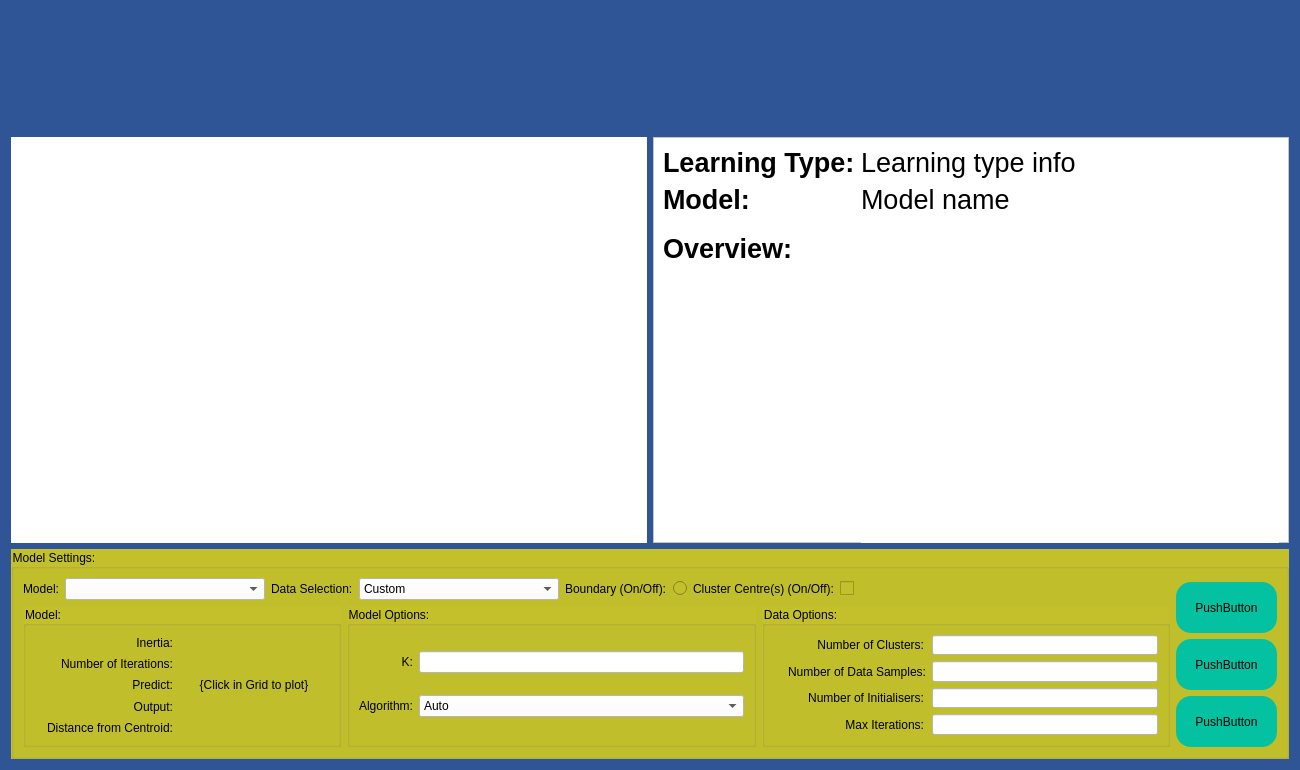
Old version of the form Additional Content/QT Designer Screens/freeplayscreenupdatev2_km_custom.ui in the repository codingWithAndy/Thesis_Project.
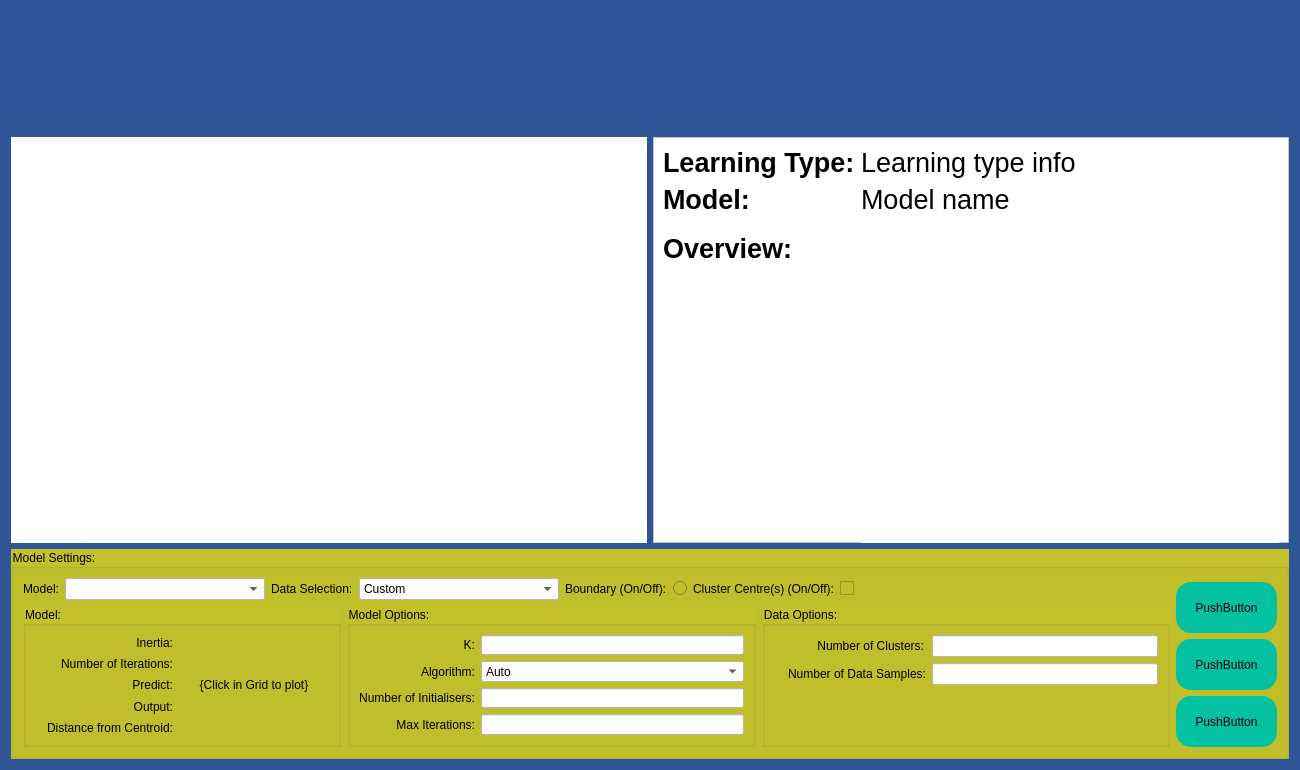
New version of the form. Icons and pictures are not drawn.

Diff of the .ui file:
```diff
--- a/Additional Content/QT Designer Screens/freeplayscreenupdatev2_km_custom.ui
+++ b/Additional Content/QT Designer Screens/freeplayscreenupdatev2_km_custom.ui
@@ -702,10 +702,13 @@
                  <property name="styleSheet">
                   <string notr="true">background-color: white;</string>
                  </property>
+                 <property name="clearButtonEnabled">
+                  <bool>true</bool>
+                 </property>
                 </widget>
                </item>
-               <item row="1" column="0">
-                <widget class="QLabel" name="algorithmLabel">
+               <item row="2" column="1">
+                <widget class="QLineEdit" name="noOfInitialisersLineEdit">
                  <property name="minimumSize">
                   <size>
                    <width>0</width>
@@ -718,14 +721,20 @@
                    <height>15</height>
                   </size>
                  </property>
+                 <property name="maximumSize">
+                  <size>
+                   <width>16777215</width>
+                   <height>16777215</height>
+                  </size>
+                 </property>
+                 <property name="focusPolicy">
+                  <enum>Qt::ClickFocus</enum>
+                 </property>
                  <property name="styleSheet">
-                  <string notr="true">background-color: rgba(0,0,0,0%);</string>
+                  <string notr="true">background-color: white;</string>
                  </property>
-                 <property name="text">
-                  <string>Algorithm:</string>
-                 </property>
-                 <property name="alignment">
-                  <set>Qt::AlignRight|Qt::AlignTrailing|Qt::AlignVCenter</set>
+                 <property name="clearButtonEnabled">
+                  <bool>true</bool>
                  </property>
                 </widget>
                </item>
@@ -764,6 +773,106 @@
                  </item>
                 </widget>
                </item>
+               <item row="1" column="0">
+                <widget class="QLabel" name="algorithmLabel">
+                 <property name="minimumSize">
+                  <size>
+                   <width>0</width>
+                   <height>15</height>
+                  </size>
+                 </property>
+                 <property name="maximumSize">
+                  <size>
+                   <width>150</width>
+                   <height>15</height>
+                  </size>
+                 </property>
+                 <property name="styleSheet">
+                  <string notr="true">background-color: rgba(0,0,0,0%);</string>
+                 </property>
+                 <property name="text">
+                  <string>Algorithm:</string>
+                 </property>
+                 <property name="alignment">
+                  <set>Qt::AlignRight|Qt::AlignTrailing|Qt::AlignVCenter</set>
+                 </property>
+                </widget>
+               </item>
+               <item row="2" column="0">
+                <widget class="QLabel" name="noOfInitialisersLabel">
+                 <property name="minimumSize">
+                  <size>
+                   <width>0</width>
+                   <height>15</height>
+                  </size>
+                 </property>
+                 <property name="maximumSize">
+                  <size>
+                   <width>150</width>
+                   <height>16777215</height>
+                  </size>
+                 </property>
+                 <property name="styleSheet">
+                  <string notr="true">background-color: rgba(0,0,0,0%);</string>
+                 </property>
+                 <property name="text">
+                  <string>Number of Initialisers:</string>
+                 </property>
+                 <property name="alignment">
+                  <set>Qt::AlignRight|Qt::AlignTrailing|Qt::AlignVCenter</set>
+                 </property>
+                </widget>
+               </item>
+               <item row="3" column="0">
+                <widget class="QLabel" name="maxIterationsLabel">
+                 <property name="minimumSize">
+                  <size>
+                   <width>0</width>
+                   <height>15</height>
+                  </size>
+                 </property>
+                 <property name="maximumSize">
+                  <size>
+                   <width>150</width>
+                   <height>16777215</height>
+                  </size>
+                 </property>
+                 <property name="styleSheet">
+                  <string notr="true">background-color: rgba(0,0,0,0%);</string>
+                 </property>
+                 <property name="text">
+                  <string>Max Iterations:</string>
+                 </property>
+                 <property name="alignment">
+                  <set>Qt::AlignRight|Qt::AlignTrailing|Qt::AlignVCenter</set>
+                 </property>
+                </widget>
+               </item>
+               <item row="3" column="1">
+                <widget class="QLineEdit" name="maxIterationsLineEdit">
+                 <property name="minimumSize">
+                  <size>
+                   <width>150</width>
+                   <height>15</height>
+                  </size>
+                 </property>
+                 <property name="maximumSize">
+                  <size>
+                   <width>16777215</width>
+                   <height>16777215</height>
+                  </size>
+                 </property>
+                 <property name="focusPolicy">
+                  <enum>Qt::ClickFocus</enum>
+                 </property>
+                 <property name="styleSheet">
+                  <string notr="true">background-color: white;</string>
+                 </property>
+                 <property name="clearButtonEnabled">
+                  <bool>true</bool>
+                 </property>
+                </widget>
+               </item>
               </layout>
              </widget>
             </item>
@@ -810,31 +919,6 @@
                  </property>
                 </widget>
                </item>
-               <item row="3" column="0">
-                <widget class="QLabel" name="maxIterationsLabel">
-                 <property name="minimumSize">
-                  <size>
-                   <width>0</width>
-                   <height>15</height>
-                  </size>
-                 </property>
-                 <property name="maximumSize">
-                  <size>
-                   <width>150</width>
-                   <height>16777215</height>
-                  </size>
-                 </property>
-                 <property name="styleSheet">
-                  <string notr="true">background-color: rgba(0,0,0,0%);</string>
-                 </property>
-                 <property name="text">
-                  <string>Max Iterations:</string>
-                 </property>
-                 <property name="alignment">
-                  <set>Qt::AlignRight|Qt::AlignTrailing|Qt::AlignVCenter</set>
-                 </property>
-                </widget>
-               </item>
                <item row="0" column="0">
                 <widget class="QLabel" name="noOfClustersLabel">
                  <property name="minimumSize">
@@ -860,75 +944,6 @@
                  </property>
                 </widget>
                </item>
-               <item row="3" column="1">
-                <widget class="QLineEdit" name="maxIterationsLineEdit">
-                 <property name="minimumSize">
-                  <size>
-                   <width>150</width>
-                   <height>15</height>
-                  </size>
-                 </property>
-                 <property name="maximumSize">
-                  <size>
-                   <width>16777215</width>
-                   <height>16777215</height>
-                  </size>
-                 </property>
-                 <property name="focusPolicy">
-                  <enum>Qt::ClickFocus</enum>
-                 </property>
-                 <property name="styleSheet">
-                  <string notr="true">background-color: white;</string>
-                 </property>
-                </widget>
-               </item>
-               <item row="2" column="1">
-                <widget class="QLineEdit" name="noOfInitialisersLineEdit">
-                 <property name="minimumSize">
-                  <size>
-                   <width>150</width>
-                   <height>15</height>
-                  </size>
-                 </property>
-                 <property name="maximumSize">
-                  <size>
-                   <width>16777215</width>
-                   <height>16777215</height>
-                  </size>
-                 </property>
-                 <property name="focusPolicy">
-                  <enum>Qt::ClickFocus</enum>
-                 </property>
-                 <property name="styleSheet">
-                  <string notr="true">background-color: white;</string>
-                 </property>
-                </widget>
-               </item>
-               <item row="2" column="0">
-                <widget class="QLabel" name="noOfInitialisersLabel">
-                 <property name="minimumSize">
-                  <size>
-                   <width>0</width>
-                   <height>15</height>
-                  </size>
-                 </property>
-                 <property name="maximumSize">
-                  <size>
-                   <width>150</width>
-                   <height>16777215</height>
-                  </size>
-                 </property>
-                 <property name="styleSheet">
-                  <string notr="true">background-color: rgba(0,0,0,0%);</string>
-                 </property>
-                 <property name="text">
-                  <string>Number of Initialisers:</string>
-                 </property>
-                 <property name="alignment">
-                  <set>Qt::AlignRight|Qt::AlignTrailing|Qt::AlignVCenter</set>
-                 </property>
-                </widget>
-               </item>
                <item row="0" column="1">
                 <widget class="QLineEdit" name="noOfClustersLineEdit">
                  <property name="minimumSize">
@@ -949,6 +964,9 @@
                  <property name="styleSheet">
                   <string notr="true">background-color: white;</string>
                  </property>
+                 <property name="clearButtonEnabled">
+                  <bool>true</bool>
+                 </property>
                 </widget>
                </item>
                <item row="1" column="1">
@@ -970,6 +988,19 @@
                  </property>
                 </widget>
                </item>
+               <item row="2" column="0">
+                <spacer name="verticalSpacer">
+                 <property name="orientation">
+                  <enum>Qt::Vertical</enum>
+                 </property>
+                 <property name="sizeHint" stdset="0">
+                  <size>
+                   <width>20</width>
+                   <height>40</height>
+                  </size>
+                 </property>
+                </spacer>
+               </item>
               </layout>
              </widget>
             </item>
```
Left out of the diff: 14 changed lines with no effect on the pictures.
